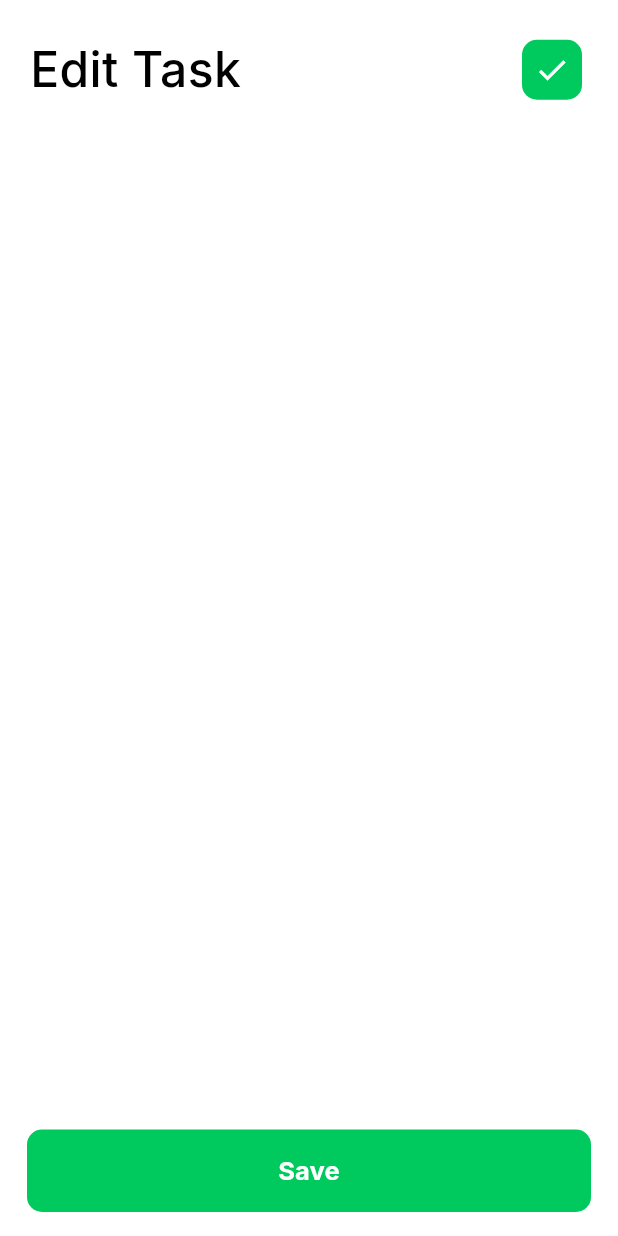
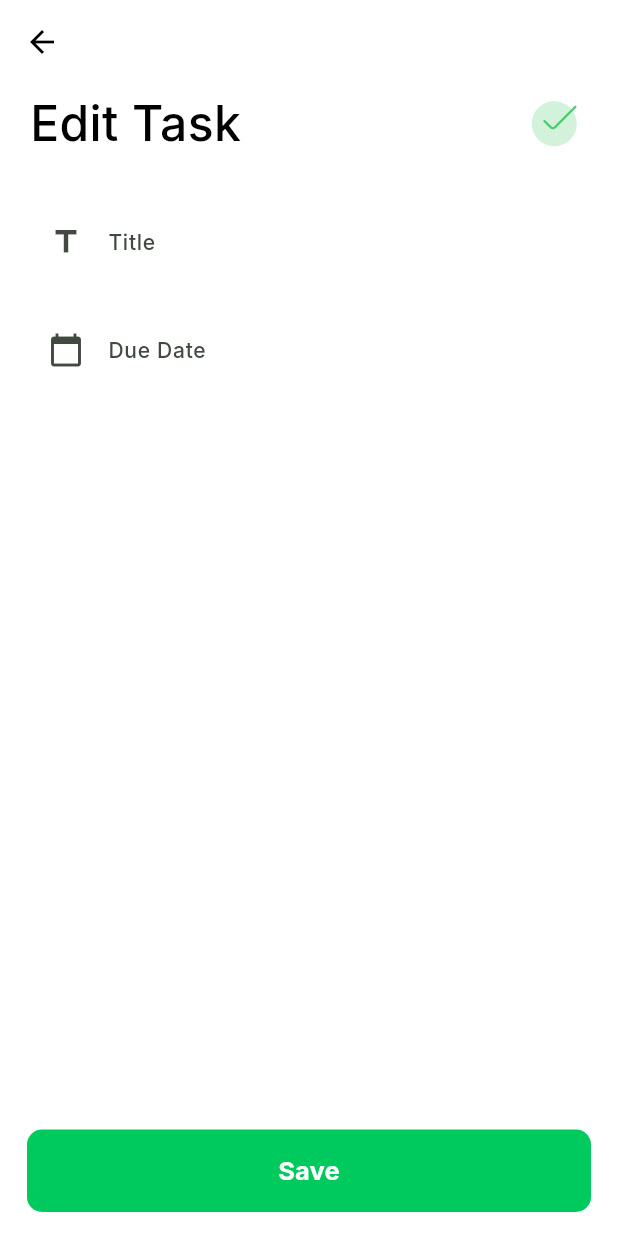
Before and after one commit to moelhewehy7/task-list-app, a Flutter app: the screen it shows after launch, after a tap on "Build UI Android", on a phone screen of 412 x 824 dp. Run offline on Flutter 3.47's test engine with Material 3 defaults, Android fonts, the phone set to English and light mode, and no system bars; our stand-ins replace flutter_svg.

Commit message:
finishing edit view for mobile layout

```diff
--- a/lib/features/presentation/views/widgets/edit_view.dart
+++ b/lib/features/presentation/views/widgets/edit_view.dart
@@ -1,33 +1,57 @@
 import 'package:flutter/material.dart';
+import 'package:flutter_svg/svg.dart';
+import 'package:task_list/core/utils/app_constants.dart';
 import 'package:task_list/features/presentation/views/widgets/buttons.dart';
 import 'package:task_list/features/presentation/views/widgets/custom_header.dart';
 import 'package:task_list/features/presentation/views/widgets/text_fields.dart';
 
-class EditView extends StatelessWidget {
+class EditView extends StatefulWidget {
   const EditView({super.key});
 
   @override
+  State<EditView> createState() => _EditViewState();
+}
+
+class _EditViewState extends State<EditView> {
+  final TextEditingController _dateController = TextEditingController();
+  DateTime? _selectedDate;
+  @override
   Widget build(BuildContext context) {
     return Scaffold(
+      appBar: AppBar(),
       body: SingleChildScrollView(
         child: Padding(
-          padding: const EdgeInsets.symmetric(horizontal: 20, vertical: 20),
+          padding: const EdgeInsets.symmetric(
+            horizontal: 20,
+          ),
+          child: Form(
             child: Column(
               children: [
                 CustomHeader(
                   text: "Edit Task",
-                trailing: CustomFilledButton(
-                  icon: Icons.check,
-                  onpressed: () {},
+                  trailing: SvgPicture.asset(
+                    AppConstants.selectedCheckMarkPic,
+                    height: 45,
                   ),
                 ),
                 const SizedBox(
                   height: 24,
                 ),
-              const EditCustomTextField(),
+                const EditCustomTextField(
+                  icon: Icons.title,
+                  hint: "Title",
+                ),
                 const SizedBox(height: 16),
-              const EditCustomTextField(),
+                EditCustomTextField(
+                  onTap: () async {
+                    await selectDate(context);
+                  },
+                  icon: Icons.calendar_today,
+                  hint: "Due Date",
+                  readOnly: true,
+                ),
               ],
+            ),
           ),
         ),
       ),
@@ -40,4 +64,21 @@ class EditView extends StatelessWidget {
       ),
     );
   }
+
+  Future selectDate(context) async {
+    DateTime? picked = await showDatePicker(
+        context: context,
+        initialDate: _selectedDate ?? DateTime.now(),
+        firstDate: DateTime(2000),
+        lastDate: DateTime(2100));
+
+    if (picked != null) {
+      setState(() {
+        _selectedDate = picked;
+        _dateController.text = picked.toString().split(" ")[0];
+        //  output of just picked.toString(): = 2024-10-15 00:00:00.000
+        //  The split(" ") function breaks the string at the first space character " "
+      });
     }
+  }
+}
--- a/lib/features/presentation/views/widgets/task_list_view_item.dart
+++ b/lib/features/presentation/views/widgets/task_list_view_item.dart
@@ -15,12 +15,16 @@ class TaskListViewItem extends StatelessWidget {
         contentPadding:
             const EdgeInsets.symmetric(horizontal: 20, vertical: 20),
         title: const Text(
+          overflow: TextOverflow.ellipsis,
+          maxLines: 1,
           "Build UI Android",
           style: AppStyles.stylesInterBold17,
           textAlign: TextAlign.left,
         ),
         subtitle: const Text(
           "Due Date: Mon. 21/3/2024",
+          overflow: TextOverflow.ellipsis,
+          maxLines: 1,
           style: AppStyles.stylesInterRegular14,
           textAlign: TextAlign.left,
         ),
--- a/lib/features/presentation/views/widgets/text_fields.dart
+++ b/lib/features/presentation/views/widgets/text_fields.dart
@@ -41,19 +41,27 @@ class EditCustomTextField extends StatelessWidget {
       this.onSaved,
       this.onChanged,
       this.initialValue,
-      this.fontSize = 16});
+      this.readOnly = false,
+      required this.icon,
+      this.onTap});
 
   final String? hint;
   final int maxLines;
   final String? initialValue;
 
   final void Function(String?)? onSaved;
-  final double fontSize;
 
   final Function(String)? onChanged;
+
+  final Function()? onTap;
+  final IconData icon;
+
+  final bool readOnly;
   @override
   Widget build(BuildContext context) {
     return TextFormField(
+      onTap: onTap,
+      readOnly: readOnly,
       initialValue: initialValue,
       onChanged: onChanged,
       onSaved: onSaved,
@@ -67,10 +75,12 @@ class EditCustomTextField extends StatelessWidget {
       },
       maxLines: null,
       decoration: InputDecoration(
-        border: InputBorder.none,
-        hintText: hint,
-      ),
-      style: TextStyle(fontSize: fontSize),
+          contentPadding:
+              const EdgeInsets.symmetric(horizontal: 24, vertical: 16),
+          prefixIcon: Icon(icon),
+          border: InputBorder.none,
+          hintText: hint,
+          hintStyle: AppStyles.stylesInterRegular14),
     );
   }
 }
```
Lines whose indentation alone changed are shown as unchanged.
